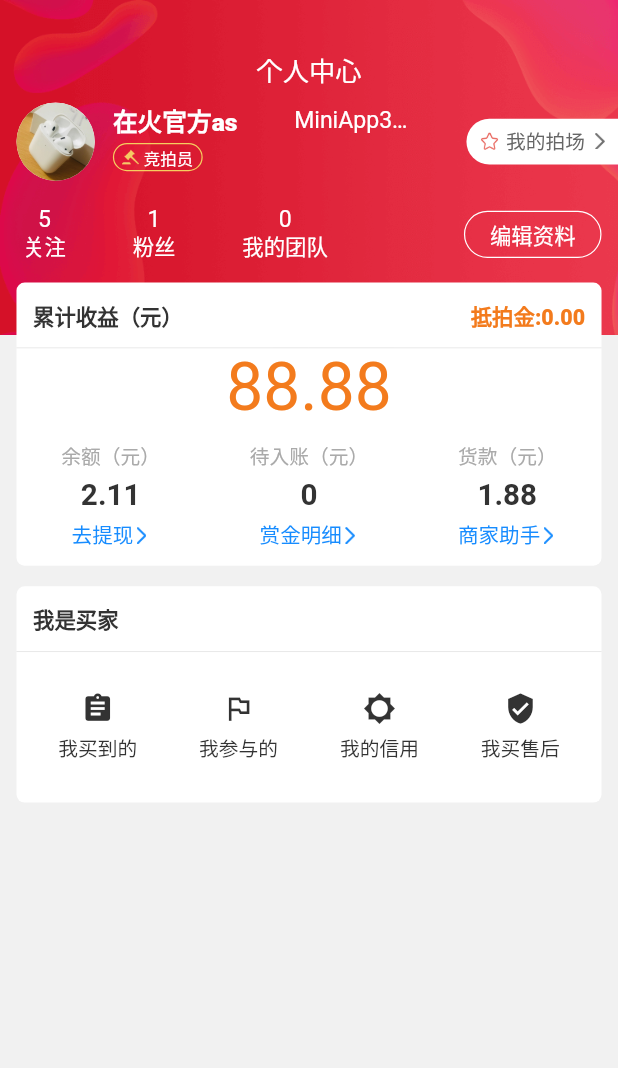
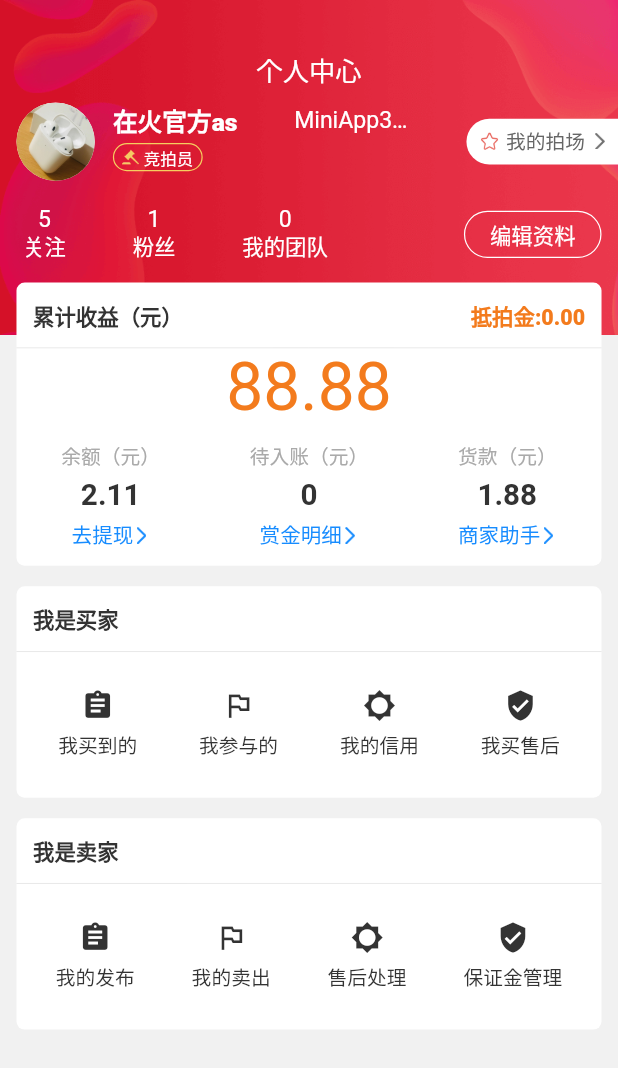
Before and after one commit to BuzzWoods/zaihuo_app, a Flutter app: the MinePage screen opened directly, on a phone screen of 412 x 824 dp. Shown: the top 1068 px of the screen. Run offline on Flutter 3.47's test engine with Material 2 defaults, Android fonts, the phone set to English and light mode, and no system bars; our stand-ins replace badges, flutter_screenutil; missing offline and left inert: flutter_custom_bottom_tab_bar.

Commit message:
我的页面基本完成
Signed-off-by: BuzzWoods <1054388047@qq.com>

```diff
--- a/lib/pages/mine.dart
+++ b/lib/pages/mine.dart
@@ -73,7 +73,10 @@ class _MinePageState extends State<MinePage> {
                       left: ScreenUtil().setWidth(20),
                       right: ScreenUtil().setWidth(20)),
                   child: Column(
-                    children: [BuyerSection()],
+                    children: [
+                      BuyerSection(),
+                      SalerSection(),
+                    ],
                   ),
                 )
               ],
--- a/lib/wdiget/mine/mine_sections.dart
+++ b/lib/wdiget/mine/mine_sections.dart
@@ -46,11 +46,58 @@ class BuyerSection extends StatelessWidget {
           ],
         ));
   }
+}
+
+class SalerSection extends StatelessWidget {
+  @override
+  Widget build(BuildContext context) {
+    ScreenUtil.init(context,
+        designSize: Size(750, 1334), allowFontScaling: false);
+    return Container(
+        margin: EdgeInsets.only(top: ScreenUtil().setWidth(25)),
+        decoration: BoxDecoration(
+            color: Colors.white,
+            borderRadius: BorderRadius.circular(ScreenUtil().setWidth(10))),
+        child: Column(
+          children: [
+            Container(
+                padding: EdgeInsets.all(ScreenUtil().setWidth(20)),
+                child: Row(
+                  children: [
+                    Text(
+                      '我是卖家',
+                      style: TextStyle(
+                          color: Color(0xff333333),
+                          fontWeight: FontWeight.w900,
+                          fontSize: ScreenUtil().setSp(26)),
+                    ),
+                  ],
+                )),
+            Divider(
+              height: 1,
+              color: Color(0xaadddddd),
+            ),
+            Container(
+              padding: EdgeInsets.all(ScreenUtil().setWidth(13)),
+              child: Row(
+                mainAxisAlignment: MainAxisAlignment.spaceAround,
+                children: [
+                  _optionItem(Icons.assignment, '我的发布'),
+                  _optionItem(Icons.outlined_flag, '我的卖出'),
+                  _optionItem(Icons.brightness_5, '售后处理'),
+                  _optionItem(Icons.verified_user, '保证金管理')
+                ],
+              ),
+            )
+          ],
+        ));
+  }
+}
 
 // 选项item
 _optionItem(icon, String label) {
   return Padding(
-      padding: EdgeInsets.all(ScreenUtil().setWidth(35)),
+    padding: EdgeInsets.all(ScreenUtil().setWidth(32)),
     child: Column(
       children: [
         Icon(
@@ -68,4 +115,3 @@ class BuyerSection extends StatelessWidget {
     ),
   );
 }
-}
```
Lines whose indentation alone changed are shown as unchanged.
